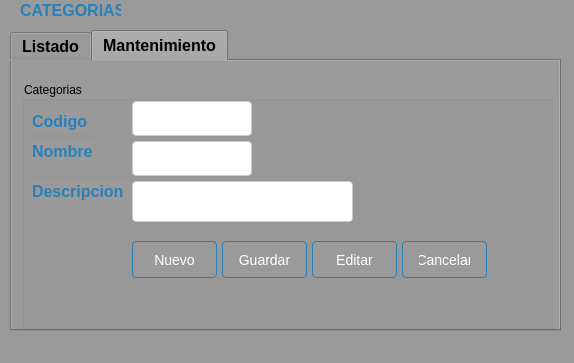
The window that Sistema de ventas/ui/FrmCategoria.ui (CodeDrTech/DevelopPython) describes before a commit, drawn with Qt 5.
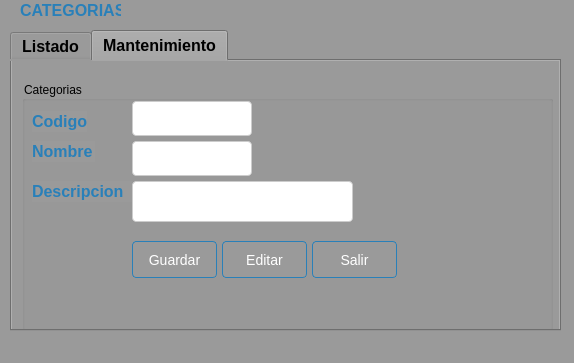
The same window after the commit. The open tabs and pages were chosen to show the change.

What changed in the file:
```diff
--- a/Sistema de ventas/ui/FrmCategoria.ui
+++ b/Sistema de ventas/ui/FrmCategoria.ui
@@ -471,47 +471,10 @@
         <string>Descripcion</string>
        </property>
       </widget>
-      <widget class="QPushButton" name="btnNuevo">
-       <property name="geometry">
-        <rect>
-         <x>110</x>
-         <y>160</y>
-         <width>85</width>
-         <height>37</height>
-        </rect>
-       </property>
-       <property name="styleSheet">
-        <string notr="true">QPushButton {
-    background: qlineargradient(x1: 0, y1: 0, x2: 0, y2: 1,
-                                 stop: 0 #5DADE2, stop: 1 #2980b9);
-    color: #ffffff;
-    border: 1px solid #2980b9;
-    padding: 8px 16px;
-    border-radius: 4px;
-    font-size: 14px;
-}
-
-QPushButton:hover {
-    background: qlineargradient(x1: 0, y1: 0, x2: 0, y2: 1,
-                                 stop: 0 #4DA8DB, stop: 1 #2471a3);
-    border: 1px solid #2471a3;
-}
-
-QPushButton:pressed {
-    background: qlineargradient(x1: 0, y1: 0, x2: 0, y2: 1,
-                                 stop: 0 #3C89B4, stop: 1 #1f618d);
-    border: 1px solid #1f618d;
-}
-</string>
-       </property>
-       <property name="text">
-        <string>Nuevo</string>
-       </property>
-      </widget>
       <widget class="QPushButton" name="btnEditar">
        <property name="geometry">
         <rect>
-         <x>290</x>
+         <x>200</x>
          <y>160</y>
          <width>85</width>
          <height>37</height>
@@ -548,7 +511,7 @@
       <widget class="QPushButton" name="btnGuardar">
        <property name="geometry">
         <rect>
-         <x>200</x>
+         <x>110</x>
          <y>160</y>
          <width>85</width>
          <height>37</height>
@@ -585,7 +548,7 @@
       <widget class="QPushButton" name="btnCancelar">
        <property name="geometry">
         <rect>
-         <x>380</x>
+         <x>290</x>
          <y>160</y>
          <width>85</width>
          <height>37</height>
@@ -616,7 +579,10 @@
 </string>
        </property>
        <property name="text">
-        <string>Cancelar</string>
+        <string>Salir</string>
+       </property>
+       <property name="shortcut">
+        <string>Esc</string>
        </property>
       </widget>
       <widget class="QLineEdit" name="txtCodigo">
```
Left out of the diff: 47 changed lines with no effect on the pictures.
